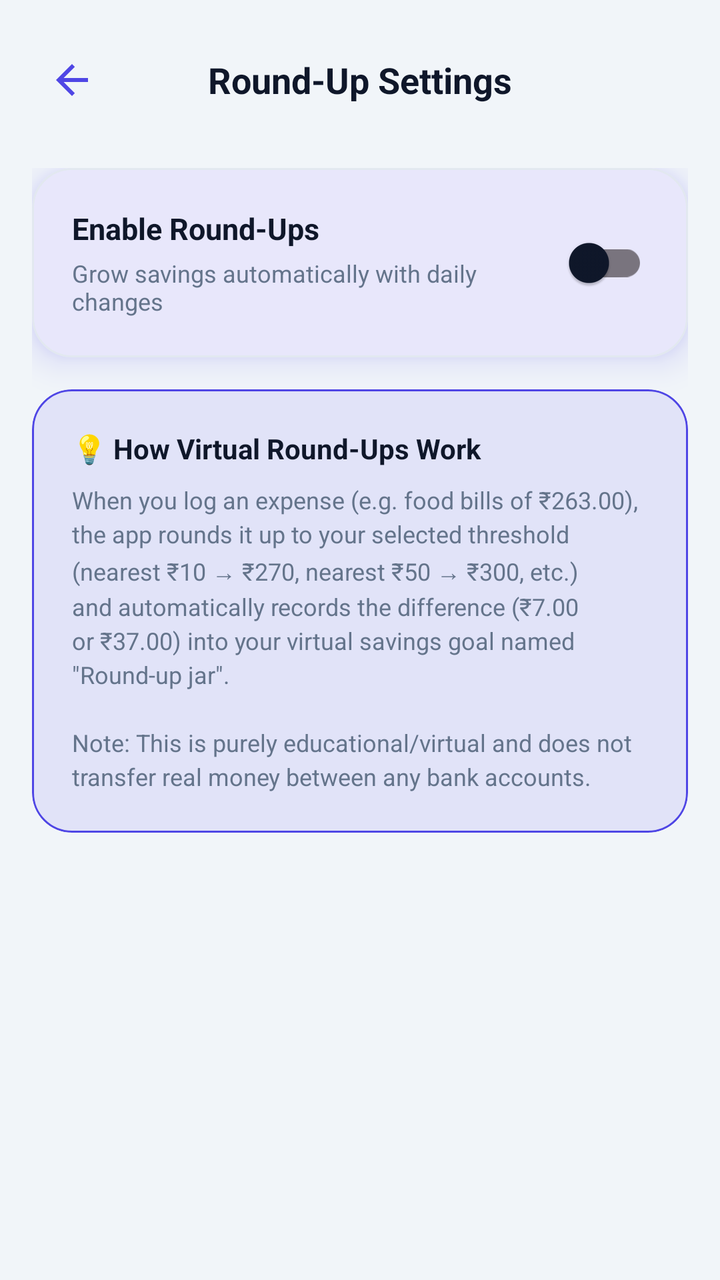
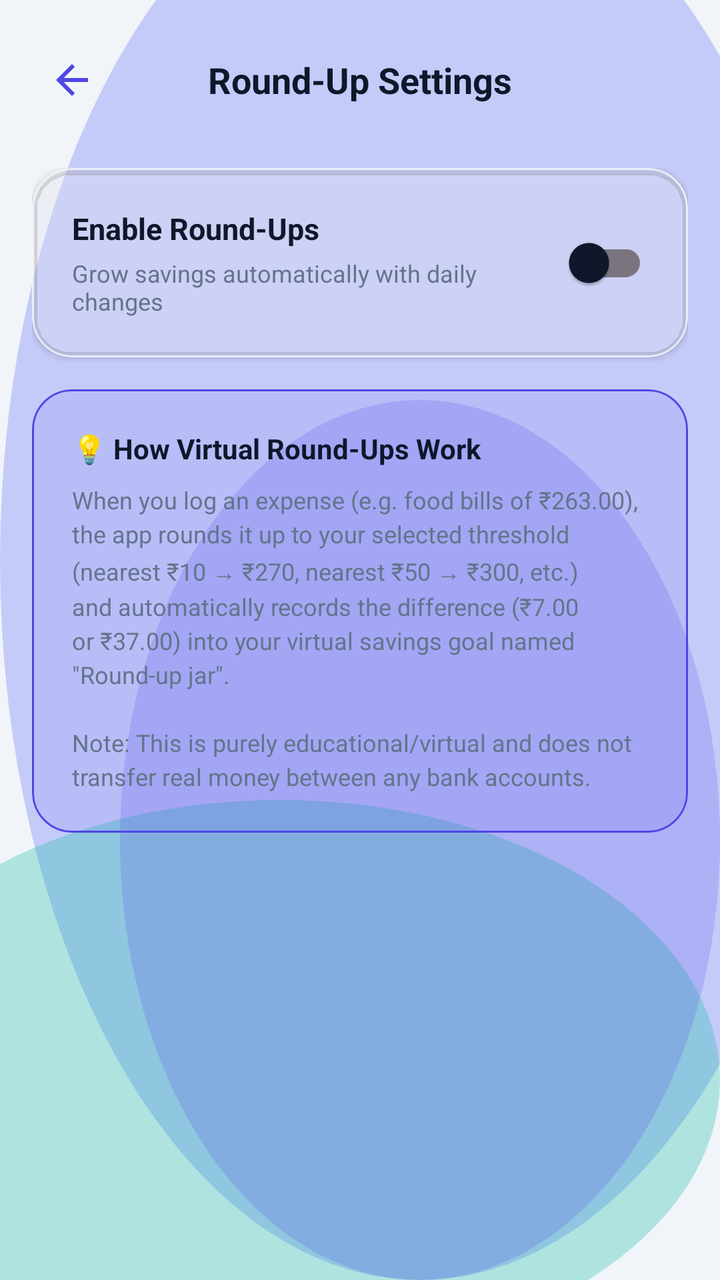

Two renders of the same Android screen: before a commit and after it. Below are the layout's source before the change and the commit's diff.
<!-- AndroidManifest.xml: application theme Theme.MoneyLens -->
<!-- res/layout/fragment_roundup_settings.xml -->
<?xml version="1.0" encoding="utf-8"?>
<androidx.constraintlayout.widget.ConstraintLayout xmlns:android="http://schemas.android.com/apk/res/android"
    xmlns:app="http://schemas.android.com/apk/res-auto"
    android:layout_width="match_parent"
    android:layout_height="match_parent"
    android:background="@color/colorBackground">

    
    <RelativeLayout
        android:id="@+id/layoutAppBar"
        android:layout_width="match_parent"
        android:layout_height="56dp"
        android:layout_marginTop="12dp"
        android:paddingHorizontal="16dp"
        app:layout_constraintTop_toTopOf="parent">

        <ImageView
            android:id="@+id/btnBack"
            android:layout_width="40dp"
            android:layout_height="40dp"
            android:layout_centerVertical="true"
            android:padding="8dp"
            android:src="@drawable/ic_back"
            android:background="?attr/selectableItemBackgroundBorderless" />

        <TextView
            android:layout_width="wrap_content"
            android:layout_height="wrap_content"
            android:layout_centerInParent="true"
            android:text="Round-Up Settings"
            android:textColor="@color/colorTextPrimary"
            android:textSize="18sp"
            android:textStyle="bold" />
    </RelativeLayout>

    
    <androidx.core.widget.NestedScrollView
        android:layout_width="match_parent"
        android:layout_height="0dp"
        android:fillViewport="true"
        app:layout_constraintBottom_toBottomOf="parent"
        app:layout_constraintTop_toBottomOf="@id/layoutAppBar">

        <LinearLayout
            android:layout_width="match_parent"
            android:layout_height="wrap_content"
            android:orientation="vertical"
            android:padding="16dp">

            
            <com.google.android.material.card.MaterialCardView
                style="@style/ClayCard"
                android:layout_width="match_parent"
                android:layout_height="wrap_content"
                android:layout_marginBottom="16dp">

                <RelativeLayout
                    android:layout_width="match_parent"
                    android:layout_height="wrap_content"
                    android:padding="20dp">

                    <LinearLayout
                        android:layout_width="wrap_content"
                        android:layout_height="wrap_content"
                        android:layout_alignParentStart="true"
                        android:layout_toStartOf="@+id/switchRoundUp"
                        android:orientation="vertical"
                        android:layout_marginEnd="16dp">

                        <TextView
                            android:layout_width="wrap_content"
                            android:layout_height="wrap_content"
                            android:text="Enable Round-Ups"
                            android:textColor="@color/colorTextPrimary"
                            android:textSize="15sp"
                            android:textStyle="bold" />

                        <TextView
                            android:layout_width="wrap_content"
                            android:layout_height="wrap_content"
                            android:layout_marginTop="4dp"
                            android:text="Grow savings automatically with daily changes"
                            android:textColor="@color/colorTextSecondary"
                            android:textSize="12sp" />
                    </LinearLayout>

                    <com.google.android.material.switchmaterial.SwitchMaterial
                        android:id="@+id/switchRoundUp"
                        android:layout_width="wrap_content"
                        android:layout_height="wrap_content"
                        android:layout_alignParentEnd="true"
                        android:layout_centerVertical="true" />

                </RelativeLayout>
            </com.google.android.material.card.MaterialCardView>

            
            <com.google.android.material.card.MaterialCardView
                android:id="@+id/cardLimitPicker"
                style="@style/ClayCard"
                android:layout_width="match_parent"
                android:layout_height="wrap_content"
                android:layout_marginBottom="16dp"
                android:visibility="gone">

                <LinearLayout
                    android:layout_width="match_parent"
                    android:layout_height="wrap_content"
                    android:orientation="vertical"
                    android:padding="20dp">

                    <TextView
                        android:layout_width="wrap_content"
                        android:layout_height="wrap_content"
                        android:text="Select Rounding Threshold"
                        android:textColor="@color/colorTextPrimary"
                        android:textSize="14sp"
                        android:textStyle="bold"
                        android:layout_marginBottom="4dp" />

                    <TextView
                        android:layout_width="wrap_content"
                        android:layout_height="wrap_content"
                        android:text="Round up every expense transaction to the nearest multiple."
                        android:textColor="@color/colorTextSecondary"
                        android:textSize="11sp"
                        android:layout_marginBottom="16dp" />

                    <com.google.android.material.button.MaterialButtonToggleGroup
                        android:id="@+id/toggleLimitGroup"
                        android:layout_width="match_parent"
                        android:layout_height="wrap_content"
                        app:checkedButton="@+id/btnLimit10"
                        app:singleSelection="true">

                        <com.google.android.material.button.MaterialButton
                            android:id="@+id/btnLimit10"
                            style="@style/Widget.MaterialComponents.Button.OutlinedButton"
                            android:layout_width="0dp"
                            android:layout_height="48dp"
                            android:layout_weight="1"
                            android:text="₹10"
                            android:textSize="13sp" />

                        <com.google.android.material.button.MaterialButton
                            android:id="@+id/btnLimit50"
                            style="@style/Widget.MaterialComponents.Button.OutlinedButton"
                            android:layout_width="0dp"
                            android:layout_height="48dp"
                            android:layout_weight="1"
                            android:text="₹50"
                            android:textSize="13sp" />

                        <com.google.android.material.button.MaterialButton
                            android:id="@+id/btnLimit100"
                            style="@style/Widget.MaterialComponents.Button.OutlinedButton"
                            android:layout_width="0dp"
                            android:layout_height="48dp"
                            android:layout_weight="1"
                            android:text="₹100"
                            android:textSize="13sp" />

                    </com.google.android.material.button.MaterialButtonToggleGroup>

                </LinearLayout>
            </com.google.android.material.card.MaterialCardView>

            
            <com.google.android.material.card.MaterialCardView
                style="@style/ClayCard"
                android:layout_width="match_parent"
                android:layout_height="wrap_content"
                app:cardElevation="0dp"
                app:cardBackgroundColor="@color/colorPrimaryTint"
                app:strokeColor="@color/colorPrimary"
                app:strokeWidth="1dp">

                <LinearLayout
                    android:layout_width="match_parent"
                    android:layout_height="wrap_content"
                    android:orientation="vertical"
                    android:padding="20dp">

                    <TextView
                        android:layout_width="wrap_content"
                        android:layout_height="wrap_content"
                        android:text="💡 How Virtual Round-Ups Work"
                        android:textColor="@color/colorTextPrimary"
                        android:textSize="14sp"
                        android:textStyle="bold"
                        android:layout_marginBottom="8dp" />

                    <TextView
                        android:layout_width="wrap_content"
                        android:layout_height="wrap_content"
                        android:text="When you log an expense (e.g. food bills of ₹263.00), the app rounds it up to your selected threshold (nearest ₹10 → ₹270, nearest ₹50 → ₹300, etc.) and automatically records the difference (₹7.00 or ₹37.00) into your virtual savings goal named &quot;Round-up jar&quot;.\n\nNote: This is purely educational/virtual and does not transfer real money between any bank accounts."
                        android:textColor="@color/colorTextSecondary"
                        android:textSize="12sp"
                        android:lineSpacingExtra="3sp" />
                </LinearLayout>
            </com.google.android.material.card.MaterialCardView>

        </LinearLayout>
    </androidx.core.widget.NestedScrollView>

</androidx.constraintlayout.widget.ConstraintLayout>
<!-- resources referenced by this layout -->
<resources>
  <color name="colorBackground">#F1F5F9</color>
  <color name="colorPrimary">#4F46E5</color>
  <color name="colorPrimaryTint">#1A4F46E5</color>
  <color name="colorTextPrimary">#0F172A</color>
  <color name="colorTextSecondary">#64748B</color>
  <!-- drawable ic_back (drawable) -->
  <vector xmlns:android="http://schemas.android.com/apk/res/android"
      android:width="24dp"
      android:height="24dp"
      android:viewportWidth="24"
      android:viewportHeight="24">
      <path
          android:fillColor="@color/colorPrimary"
          android:pathData="M20,11H7.83l5.59,-5.59L12,4l-8,8 8,8 1.41,-1.41L7.83,13H20v-2z"/>
  </vector>
  <style name="ClayCard" parent="Widget.Material3.CardView.Elevated">
          <item name="cardCornerRadius">@dimen/clay_card_radius</item>
          <item name="cardElevation">10dp</item>
          <item name="android:stateListAnimator">@null</item>
          <item name="strokeColor">@color/colorCardBorder</item>
          <item name="strokeWidth">1dp</item>
          <item name="cardBackgroundColor">@color/colorSurface</item>
          <item name="android:outlineSpotShadowColor" tools:targetApi="p">@color/colorPrimary</item>
          <item name="android:outlineAmbientShadowColor" tools:targetApi="p">@color/colorPrimary</item>
      </style>
  <style name="Theme.MoneyLens" parent="Base.Theme.MoneyLens" />
  <dimen name="clay_card_radius">20dp</dimen>
  <color name="colorCardBorder">#E2E8F0</color>
  <color name="colorSurface">#FFFFFF</color>
  <style name="Base.Theme.MoneyLens" parent="Theme.Material3.Light.NoActionBar">
          
          <item name="colorPrimary">@color/colorPrimary</item>
          <item name="colorOnPrimary">@color/colorOnPrimary</item>
          <item name="colorSecondary">@color/colorSecondary</item>
          <item name="colorError">@color/colorDanger</item>
          <item name="android:windowBackground">@color/colorBackground</item>
          <item name="colorSurface">@color/colorSurface</item>
          <item name="android:colorBackground">@color/colorBackground</item>
          <item name="colorOnSurface">@color/colorTextPrimary</item>
  
          
          <item name="android:statusBarColor">@color/colorBackground</item>
          <item name="android:windowLightStatusBar" tools:targetApi="m">true</item>
          <item name="android:navigationBarColor">@color/colorBackground</item>
      </style>
  <color name="colorOnPrimary">#FFFFFF</color>
  <color name="colorSecondary">#14B8A6</color>
  <color name="colorDanger">#DC2626</color>
</resources>

<!-- the commit's change to res/layout/fragment_roundup_settings.xml (unified diff, before → after) -->
@@ -3,7 +3,7 @@
     xmlns:app="http://schemas.android.com/apk/res-auto"
     android:layout_width="match_parent"
     android:layout_height="match_parent"
-    android:background="@color/colorBackground">
+    android:background="@drawable/bg_mesh_gradient">
 
     
     <RelativeLayout
<!-- resource entries referenced after the edit -->
@@ -1,10 +1,44 @@
 <!-- resources referenced by this layout -->
 <resources>
   <color name="colorBackground">#F1F5F9</color>
+  <color name="glassMeshOrb1">#66818CF8</color>
+  <color name="glassMeshOrb2">#4D14B8A6</color>
+  <color name="glassMeshOrb3">#334F46E5</color>
   <color name="colorPrimary">#4F46E5</color>
   <color name="colorPrimaryTint">#1A4F46E5</color>
   <color name="colorTextPrimary">#0F172A</color>
   <color name="colorTextSecondary">#64748B</color>
+  <!-- drawable bg_mesh_gradient (drawable) -->
+  <?xml version="1.0" encoding="utf-8"?>
+  <layer-list xmlns:android="http://schemas.android.com/apk/res/android">
+      
+      <item>
+          <shape android:shape="rectangle">
+              <solid android:color="@color/colorBackground" />
+          </shape>
+      </item>
+      
+      <item android:top="-80dp" android:right="-60dp">
+          <shape android:shape="oval">
+              <solid android:color="@color/glassMeshOrb1" />
+              <size android:width="280dp" android:height="280dp" />
+          </shape>
+      </item>
+      
+      <item android:bottom="-40dp" android:left="-80dp" android:top="400dp">
+          <shape android:shape="oval">
+              <solid android:color="@color/glassMeshOrb2" />
+              <size android:width="240dp" android:height="240dp" />
+          </shape>
+      </item>
+      
+      <item android:top="200dp" android:left="60dp">
+          <shape android:shape="oval">
+              <solid android:color="@color/glassMeshOrb3" />
+              <size android:width="200dp" android:height="200dp" />
+          </shape>
+      </item>
+  </layer-list>
   <!-- drawable ic_back (drawable) -->
   <vector xmlns:android="http://schemas.android.com/apk/res/android"
       android:width="24dp"
@@ -17,20 +51,18 @@
   </vector>
   <style name="ClayCard" parent="Widget.Material3.CardView.Elevated">
           <item name="cardCornerRadius">@dimen/clay_card_radius</item>
-          <item name="cardElevation">10dp</item>
+          <item name="cardElevation">2dp</item>
           <item name="android:stateListAnimator">@null</item>
-          <item name="strokeColor">@color/colorCardBorder</item>
+          <item name="strokeColor">@color/glassCardBorder</item>
           <item name="strokeWidth">1dp</item>
-          <item name="cardBackgroundColor">@color/colorSurface</item>
-          <item name="android:outlineSpotShadowColor" tools:targetApi="p">@color/colorPrimary</item>
-          <item name="android:outlineAmbientShadowColor" tools:targetApi="p">@color/colorPrimary</item>
+          <item name="cardBackgroundColor">@color/glassCardBg</item>
       </style>
   <style name="Theme.MoneyLens" parent="Base.Theme.MoneyLens" />
   <dimen name="clay_card_radius">20dp</dimen>
-  <color name="colorCardBorder">#E2E8F0</color>
+  <color name="glassCardBorder">#B3FFFFFF</color>
+  <color name="glassCardBg">#8CFFFFFF</color>
   <color name="colorSurface">#FFFFFF</color>
   <style name="Base.Theme.MoneyLens" parent="Theme.Material3.Light.NoActionBar">
-          
           <item name="colorPrimary">@color/colorPrimary</item>
           <item name="colorOnPrimary">@color/colorOnPrimary</item>
           <item name="colorSecondary">@color/colorSecondary</item>
@@ -41,9 +73,10 @@
           <item name="colorOnSurface">@color/colorTextPrimary</item>
   
           
-          <item name="android:statusBarColor">@color/colorBackground</item>
+          <item name="android:statusBarColor">@android:color/transparent</item>
           <item name="android:windowLightStatusBar" tools:targetApi="m">true</item>
-          <item name="android:navigationBarColor">@color/colorBackground</item>
+          <item name="android:navigationBarColor">@android:color/transparent</item>
+          <item name="android:windowDrawsSystemBarBackgrounds">true</item>
       </style>
   <color name="colorOnPrimary">#FFFFFF</color>
   <color name="colorSecondary">#14B8A6</color>
